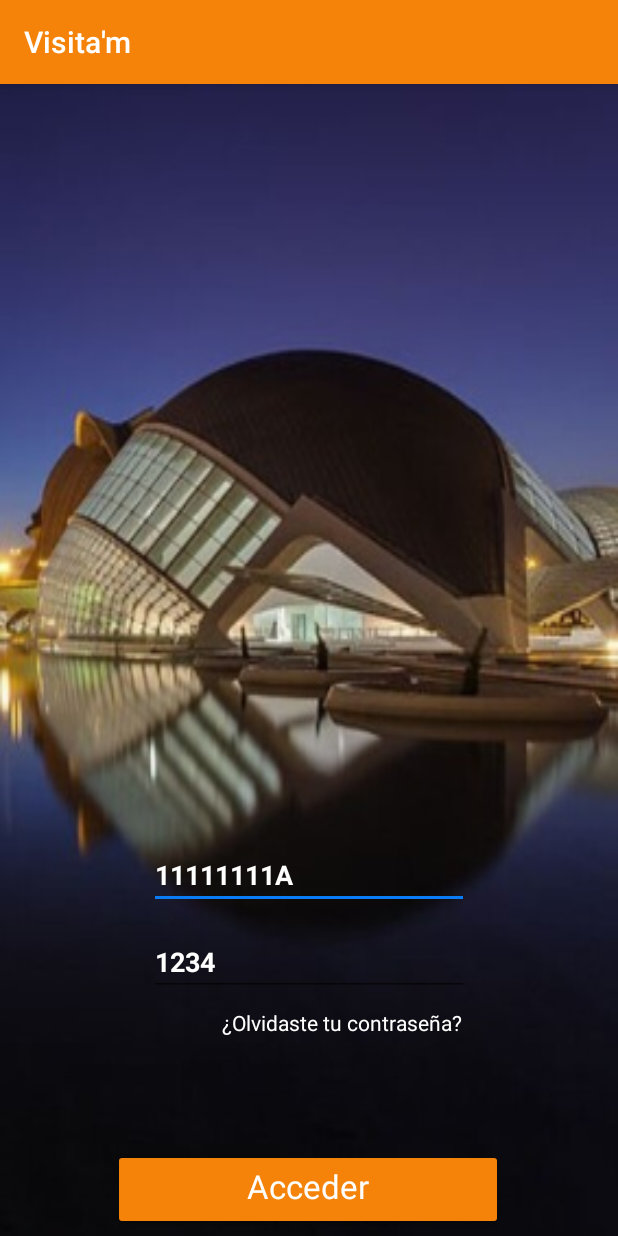
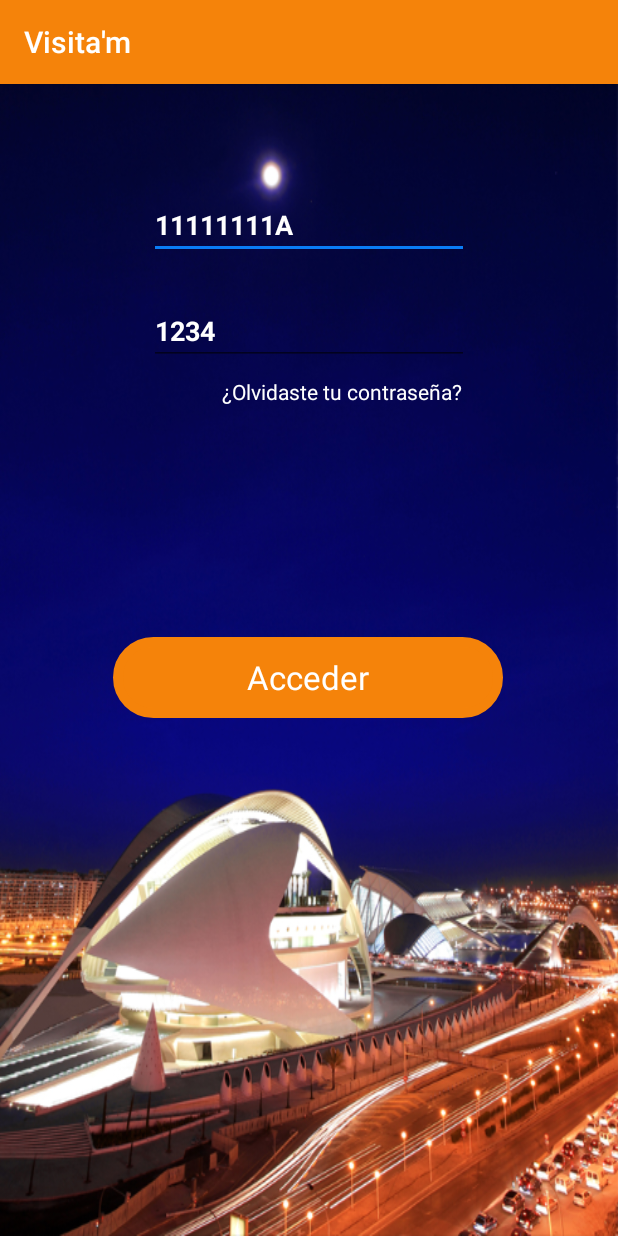
Before and after one commit to Crespuig/Proyecto_Android, an Android app: the screen it shows after launch (LoginActivity), on a phone screen of 412 x 824 dp. Run offline under Robolectric (Android 15) with nearby library versions, the phone set to English and light mode, and no system bars.

Commit message:
estilo boton acceder del login

```diff
--- /dev/null
+++ b/app/src/main/res/drawable/boton_acceder.xml
@@ -0,0 +1,11 @@
+<?xml version="1.0" encoding="utf-8"?>
+<selector xmlns:android="http://schemas.android.com/apk/res/android">
+    <item>
+        <shape android:shape="rectangle">
+            <stroke
+                android:width="5dp"
+                android:color="@color/colorPrimaryDark"/>
+        </shape>
+    </item>
+
+</selector>
--- /dev/null
+++ b/app/src/main/res/drawable/ovalo.xml
@@ -0,0 +1,26 @@
+<?xml version="1.0" encoding="utf-8"?>
+<shape xmlns:android="http://schemas.android.com/apk/res/android"
+    android:shape="rectangle"
+    >
+
+    <size
+        android:width="300dp"
+        android:height="100dp"
+        >
+
+    </size>
+
+    <corners
+        android:radius="25dp"
+        >
+
+    </corners>
+
+    <stroke
+        android:width="10px"
+        android:color="@color/colorPrimary"
+        >
+
+    </stroke>
+
+</shape>
--- a/app/src/main/res/layout/activity_login.xml
+++ b/app/src/main/res/layout/activity_login.xml
@@ -5,7 +5,7 @@
     android:layout_width="match_parent"
     android:layout_height="match_parent"
     tools:context="com.example.proyecto_android.activitys.LoginActivity"
-    android:background="@drawable/imagen_login3">
+    android:background="@drawable/imagen_login">
 
     <EditText
         android:id="@+id/passworAnterior"
@@ -21,7 +21,7 @@
         app:layout_constraintEnd_toEndOf="parent"
         app:layout_constraintStart_toStartOf="parent"
         app:layout_constraintTop_toTopOf="parent"
-        app:layout_constraintVertical_bias="0.698" />
+        app:layout_constraintVertical_bias="0.099" />
 
     <EditText
         android:id="@+id/passwordNuevo"
@@ -41,12 +41,12 @@
 
     <Button
         android:id="@+id/btnAcceder"
+        style="@style/botonAcceder"
         android:layout_width="260dp"
         android:layout_height="54dp"
+        android:background="@drawable/ovalo"
         android:backgroundTint="@color/colorPrimary"
-        android:gravity="center_horizontal"
         android:text="Acceder"
-        android:textAlignment="center"
         android:textAppearance="@style/TextAppearance.AppCompat.Large"
         android:textColor="@android:color/white"
         app:layout_constraintBottom_toBottomOf="parent"
@@ -54,7 +54,7 @@
         app:layout_constraintHorizontal_bias="0.496"
         app:layout_constraintStart_toStartOf="parent"
         app:layout_constraintTop_toTopOf="parent"
-        app:layout_constraintVertical_bias="0.994" />
+        app:layout_constraintVertical_bias="0.516"/>
 
     <TextView
         android:id="@+id/olvidar"
--- a/app/src/main/res/values/styles.xml
+++ b/app/src/main/res/values/styles.xml
@@ -16,4 +16,8 @@
 
     <style name="AppTheme.PopupOverlay" parent="ThemeOverlay.AppCompat.Light" />
 
+    <style name="botonAcceder" parent="@style/Widget.AppCompat.Button">
+        <item name="android:background">@drawable/boton_acceder</item>
+    </style>
+
 </resources>
```
